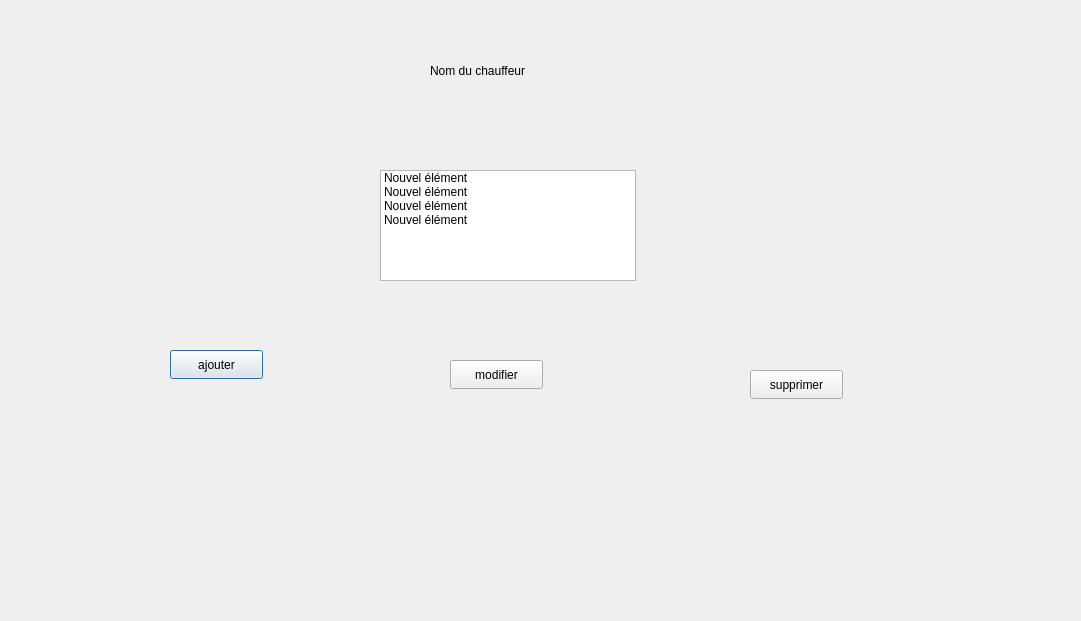
Before: the Qt Designer form SmartOrderManager/chauffeur_interface.ui in nassimlnd/SmartOrderManager, drawn with Qt 5.
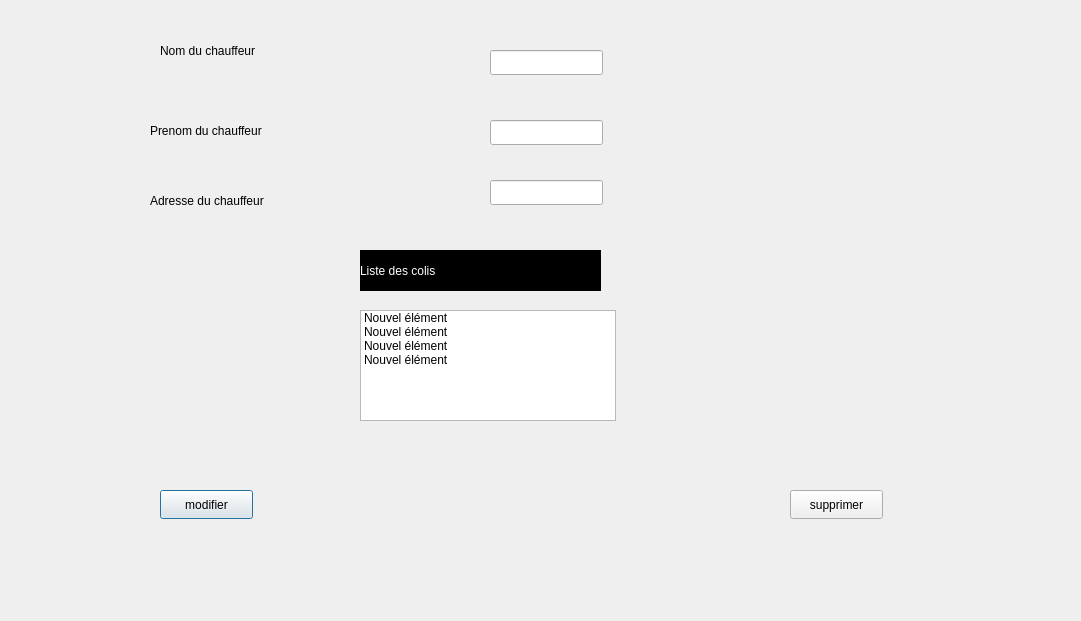
After: the same form once the commit is applied.

Commit message: interface graphiques

```diff
--- a/SmartOrderManager/chauffeur_interface.ui
+++ b/SmartOrderManager/chauffeur_interface.ui
@@ -16,8 +16,8 @@
   <widget class="QLabel" name="label_chaufefur">
    <property name="geometry">
     <rect>
-     <x>430</x>
-     <y>50</y>
+     <x>160</x>
+     <y>30</y>
      <width>211</width>
      <height>41</height>
     </rect>
@@ -26,24 +26,11 @@
     <string>Nom du chauffeur</string>
    </property>
   </widget>
-  <widget class="QPushButton" name="pushButton_ajouter_chauffeur">
-   <property name="geometry">
-    <rect>
-     <x>170</x>
-     <y>350</y>
-     <width>93</width>
-     <height>29</height>
-    </rect>
-   </property>
-   <property name="text">
-    <string>ajouter</string>
-   </property>
-  </widget>
   <widget class="QPushButton" name="pushButton_modifier_chauffeur">
    <property name="geometry">
     <rect>
-     <x>450</x>
-     <y>360</y>
+     <x>160</x>
+     <y>490</y>
      <width>93</width>
      <height>29</height>
     </rect>
@@ -55,8 +42,8 @@
   <widget class="QPushButton" name="pushButton_supprimer_chauffeur">
    <property name="geometry">
     <rect>
-     <x>750</x>
-     <y>370</y>
+     <x>790</x>
+     <y>490</y>
      <width>93</width>
      <height>29</height>
     </rect>
@@ -68,8 +55,8 @@
   <widget class="QListWidget" name="listWidget_trajets">
    <property name="geometry">
     <rect>
-     <x>380</x>
-     <y>170</y>
+     <x>360</x>
+     <y>310</y>
      <width>256</width>
      <height>111</height>
     </rect>
@@ -95,6 +82,80 @@
     </property>
    </item>
   </widget>
+  <widget class="QLineEdit" name="lineEdit">
+   <property name="geometry">
+    <rect>
+     <x>490</x>
+     <y>50</y>
+     <width>113</width>
+     <height>25</height>
+    </rect>
+   </property>
+  </widget>
+  <widget class="QLabel" name="label_chaufefur_2">
+   <property name="geometry">
+    <rect>
+     <x>150</x>
+     <y>110</y>
+     <width>211</width>
+     <height>41</height>
+    </rect>
+   </property>
+   <property name="text">
+    <string>Prenom du chauffeur</string>
+   </property>
+  </widget>
+  <widget class="QLabel" name="label_chaufefur_3">
+   <property name="geometry">
+    <rect>
+     <x>150</x>
+     <y>180</y>
+     <width>211</width>
+     <height>41</height>
+    </rect>
+   </property>
+   <property name="text">
+    <string>Adresse du chauffeur</string>
+   </property>
+  </widget>
+  <widget class="QLineEdit" name="lineEdit_2">
+   <property name="geometry">
+    <rect>
+     <x>490</x>
+     <y>120</y>
+     <width>113</width>
+     <height>25</height>
+    </rect>
+   </property>
+  </widget>
+  <widget class="QLineEdit" name="lineEdit_3">
+   <property name="geometry">
+    <rect>
+     <x>490</x>
+     <y>180</y>
+     <width>113</width>
+     <height>25</height>
+    </rect>
+   </property>
+  </widget>
+  <widget class="QLabel" name="label">
+   <property name="geometry">
+    <rect>
+     <x>360</x>
+     <y>250</y>
+     <width>241</width>
+     <height>41</height>
+    </rect>
+   </property>
+   <property name="styleSheet">
+    <string notr="true">background-color: rgb(0, 0, 0);
+font: 700 20pt &quot;Times New Roman&quot;;
+color: rgb(255, 255, 255);</string>
+   </property>
+   <property name="text">
+    <string>Liste des colis</string>
+   </property>
+  </widget>
  </widget>
  <resources/>
  <connections/>
```
The commit also changes 7 other files.
